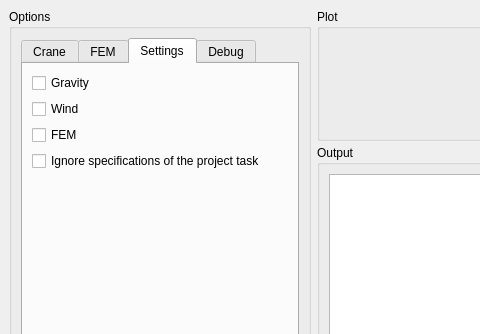
First picture: the form in craneSimulator/gui/windows/mainwindow.ui, repository castn/crane-simulator, before the edit; both pictures show x 0 to 480 and y 0 to 334 of the 1022 by 1018 pixel window.
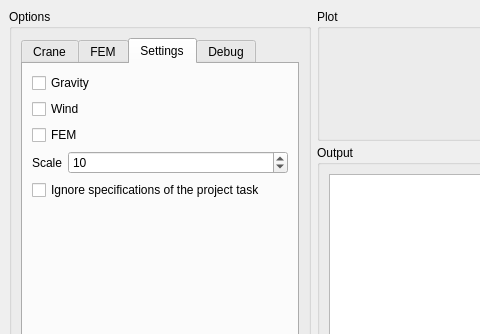
Second picture: the form after the edit. The open tabs and pages were chosen to show the change.

Commit message: add spinbox for scale of deformation

```diff
--- a/craneSimulator/gui/windows/mainwindow.ui
+++ b/craneSimulator/gui/windows/mainwindow.ui
@@ -422,6 +422,30 @@
                  </property>
                 </widget>
                </item>
+               <item>
+                <layout class="QFormLayout" name="formLayout_5">
+                 <item row="0" column="0">
+                  <widget class="QLabel" name="scale_label">
+                   <property name="text">
+                    <string>Scale</string>
+                   </property>
+                  </widget>
+                 </item>
+                 <item row="0" column="1">
+                  <widget class="QSpinBox" name="scaleSpinBox">
+                   <property name="minimum">
+                    <number>1</number>
+                   </property>
+                   <property name="maximum">
+                    <number>100</number>
+                   </property>
+                   <property name="value">
+                    <number>10</number>
+                   </property>
+                  </widget>
+                 </item>
+                </layout>
+               </item>
                <item>
                 <widget class="QCheckBox" name="ignore_specification">
                  <property name="text">
```
Left out of the diff: 2 changed lines with no effect on the pictures. The commit also changes 2 other files.
